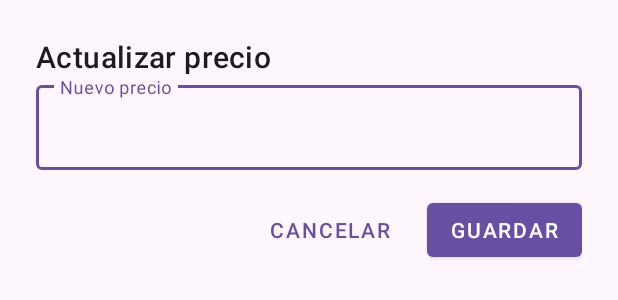
After one commit to alyraluca/priceOnApp, an Android app: the layout dialog_update_price.xml on its own in the app's theme, with its tools: preview values and no code run, on a phone screen of 412 x 824 dp. The commit adds this screen. Shown: the top 300 px of the screen. Run offline under Robolectric (Android 15) with nearby library versions, the phone set to English and light mode, and no system bars.

Commit message:
Actualizar popup, ya funciona

```diff
--- /dev/null
+++ b/PriceOn/app/src/main/res/layout/dialog_update_price.xml
@@ -0,0 +1,49 @@
+<LinearLayout xmlns:android="http://schemas.android.com/apk/res/android"
+    android:orientation="vertical"
+    android:padding="24dp"
+    android:layout_width="match_parent"
+    android:layout_height="wrap_content">
+
+    <TextView
+        android:id="@+id/dialogTitle"
+        android:text="Actualizar precio"
+        style="@style/TextAppearance.MaterialComponents.Headline6"
+        android:layout_width="match_parent"
+        android:layout_height="wrap_content"/>
+
+    <com.google.android.material.textfield.TextInputLayout
+        android:layout_width="match_parent"
+        android:layout_height="wrap_content"
+        android:hint="Nuevo precio"
+        style="@style/Widget.MaterialComponents.TextInputLayout.OutlinedBox">
+
+        <com.google.android.material.textfield.TextInputEditText
+            android:id="@+id/etNewPrice"
+            android:inputType="numberDecimal"
+            android:layout_width="match_parent"
+            android:layout_height="wrap_content"/>
+    </com.google.android.material.textfield.TextInputLayout>
+
+    <LinearLayout
+        android:orientation="horizontal"
+        android:gravity="end"
+        android:layout_width="match_parent"
+        android:layout_height="wrap_content"
+        android:layout_marginTop="16dp">
+
+        <Button
+            android:id="@+id/btnCancel"
+            android:text="Cancelar"
+            style="@style/Widget.MaterialComponents.Button.TextButton"
+            android:layout_width="wrap_content"
+            android:layout_height="wrap_content"/>
+
+        <Button
+            android:id="@+id/btnSave"
+            android:text="Guardar"
+            style="@style/Widget.MaterialComponents.Button"
+            android:layout_width="wrap_content"
+            android:layout_height="wrap_content"
+            android:layout_marginStart="16dp"/>
+    </LinearLayout>
+</LinearLayout>
```
Also changed, not shown: PriceOn/app/src/main/java/com/example/myapplication3/priceon/ProductDetailActivity.java (+58 -48 lines), PriceOn/app/src/main/res/layout/activity_profile.xml (+56 -42 lines), PriceOn/app/src/main/res/layout/item_supermarket_info.xml (+9 -13 lines), PriceOn/app/src/main/res/values-v26/styles.xml (added, +12 -0 lines), PriceOn/app/src/main/res/values/colors.xml (+10 -1 lines), PriceOn/app/src/main/res/drawable/actualizar.png (added), PriceOn/app/src/main/res/font/roboto_medium.ttf (added), PriceOn/app/src/main/res/font/roboto_regular.ttf (added).
